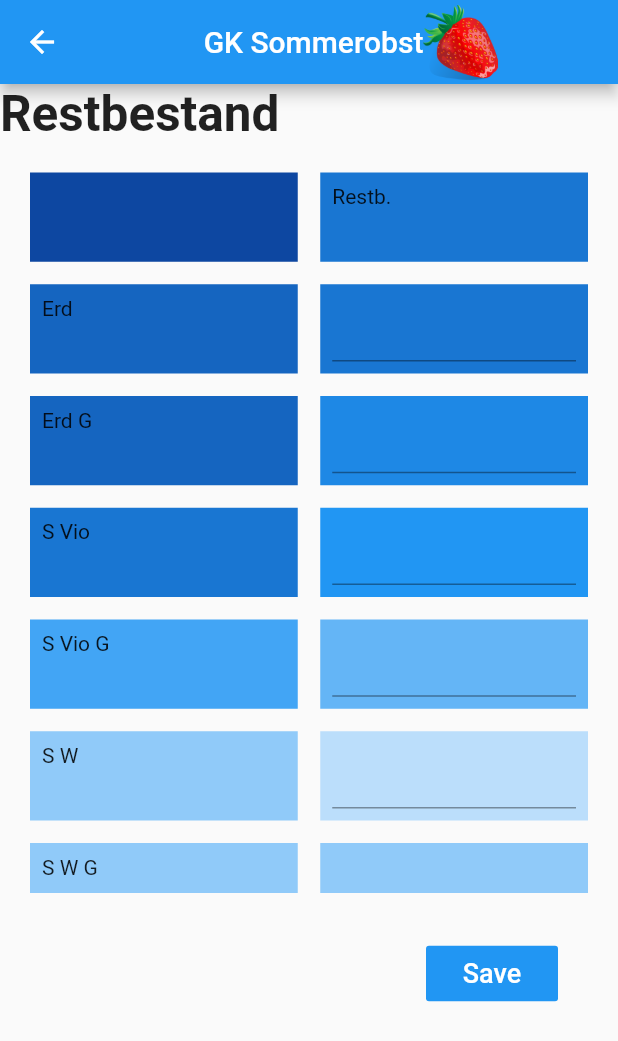
After one commit to Darjusch/SommerObstApp, a Flutter app: the StoreListScreen screen opened directly, after a tap on "Restbestand", on a phone screen of 412 x 824 dp. The commit adds this screen. Shown: the top 1041 px of the screen. Run offline on Flutter 3.47's test engine with Material 2 defaults, Android fonts, the phone set to English and light mode, and no system bars; our stand-ins replace image_picker.

Commit message:
remaining stock screen

```diff
--- /dev/null
+++ b/lib/screens/remaining_stock_screen.dart
@@ -0,0 +1,206 @@
+import 'package:flutter/material.dart';
+import '../widgets/app_bar_row.dart';
+
+class RemainingStockScreen extends StatefulWidget {
+  @override
+  _RemainingStockScreenState createState() => _RemainingStockScreenState();
+}
+
+class _RemainingStockScreenState extends State<RemainingStockScreen> {
+  Map remainingStockData = {};
+
+  void fillRemainingStockWithData() {
+    setState(() {
+      remainingStockData = {
+        'Restbestand': {
+          'erdbeeren': erdbeerenRestbestand.text,
+          'erdbeerenGestern': erdbeerenGesternRestbestand.text,
+          'spargelVio': spargelVioRestbestand.text,
+          'spargelGesternVio': spargelGesternVioRestbestand.text,
+          'spargelWeiss': spargelWeissRestbestand.text,
+          'spargelGesternWeiss': spargelGesternWeissRestbestand.text,
+          'kirschen690': kirschen690Restbestand.text,
+          'kirschen790': kirschen790Restbestand.text,
+          'kirschne890': kirschen890Restbestand.text,
+          'kirschen1090': kirschen1090Restbestand.text,
+        }
+      };
+    });
+    print(remainingStockData);
+  }
+
+  var erdbeerenRestbestand = TextEditingController();
+  var erdbeerenGesternRestbestand = TextEditingController();
+  var spargelVioRestbestand = TextEditingController();
+  var spargelGesternVioRestbestand = TextEditingController();
+  var spargelWeissRestbestand = TextEditingController();
+  var spargelGesternWeissRestbestand = TextEditingController();
+  var kirschen690Restbestand = TextEditingController();
+  var kirschen790Restbestand = TextEditingController();
+  var kirschen890Restbestand = TextEditingController();
+  var kirschen1090Restbestand = TextEditingController();
+
+  @override
+  Widget build(BuildContext context) {
+    return Scaffold(
+      appBar: AppBar(
+        title: AppBarRow(),
+      ),
+      body: Column(
+        children: <Widget>[
+          Row(
+            children: <Widget>[
+              Text(
+                'Restbestand',
+                style: TextStyle(fontSize: 33, fontWeight: FontWeight.bold),
+              ),
+            ],
+          ),
+          Container(
+            height: 500,
+            width: double.infinity,
+            child: GridView.count(
+              padding: const EdgeInsets.all(20),
+              crossAxisSpacing: 15,
+              mainAxisSpacing: 15,
+              crossAxisCount: 2,
+              childAspectRatio: 3 / 1,
+              children: <Widget>[
+                Container(
+                  padding: const EdgeInsets.all(8),
+                  child: Text(''),
+                  color: Colors.blue[900],
+                ),
+                Container(
+                  padding: const EdgeInsets.all(8),
+                  child: Text('Restb.'),
+                  color: Colors.blue[700],
+                ),
+                Container(
+                  padding: const EdgeInsets.all(8),
+                  child: Text('Erd'),
+                  color: Colors.blue[800],
+                ),
+                Container(
+                  padding: const EdgeInsets.all(8),
+                  child: TextField(controller: erdbeerenRestbestand),
+                  color: Colors.blue[700],
+                ),
+                Container(
+                  padding: const EdgeInsets.all(8),
+                  child: Text('Erd G'),
+                  color: Colors.blue[800],
+                ),
+                Container(
+                  padding: const EdgeInsets.all(8),
+                  child: TextField(controller: erdbeerenGesternRestbestand),
+                  color: Colors.blue[600],
+                ),
+                Container(
+                  padding: const EdgeInsets.all(8),
+                  child: Text('S Vio'),
+                  color: Colors.blue[700],
+                ),
+                Container(
+                  padding: const EdgeInsets.all(8),
+                  child: TextField(controller: spargelVioRestbestand),
+                  color: Colors.blue[500],
+                ),
+                Container(
+                  padding: const EdgeInsets.all(8),
+                  child: Text('S Vio G'),
+                  color: Colors.blue[400],
+                ),
+                Container(
+                  padding: const EdgeInsets.all(8),
+                  child: TextField(controller: spargelGesternVioRestbestand),
+                  color: Colors.blue[300],
+                ),
+                Container(
+                  padding: const EdgeInsets.all(8),
+                  child: Text('S W'),
+                  color: Colors.blue[200],
+                ),
+                Container(
+                  padding: const EdgeInsets.all(8),
+                  child: TextField(controller: spargelWeissRestbestand),
+                  color: Colors.blue[100],
+                ),
+                Container(
+                  padding: const EdgeInsets.all(8),
+                  child: Text('S W G'),
+                  color: Colors.blue[200],
+                ),
+                Container(
+                  padding: const EdgeInsets.all(8),
+                  child: TextField(controller: spargelGesternWeissRestbestand),
+                  color: Colors.blue[200],
+                ),
+                Container(
+                  padding: const EdgeInsets.all(8),
+                  child: Text('K 690'),
+                  color: Colors.blue[300],
+                ),
+                Container(
+                  padding: const EdgeInsets.all(8),
+                  child: TextField(controller: kirschen690Restbestand),
+                  color: Colors.blue[400],
+                ),
+                Container(
+                  padding: const EdgeInsets.all(8),
+                  child: Text('K 790'),
+                  color: Colors.blue[500],
+                ),
+                Container(
+                  padding: const EdgeInsets.all(8),
+                  child: TextField(controller: kirschen790Restbestand),
+                  color: Colors.blue[600],
+                ),
+                Container(
+                  padding: const EdgeInsets.all(8),
+                  child: Text('K 890'),
+                  color: Colors.blue[700],
+                ),
+                Container(
+                  padding: const EdgeInsets.all(8),
+                  child: TextField(controller: kirschen890Restbestand),
+                  color: Colors.blue[800],
+                ),
+                Container(
+                  padding: const EdgeInsets.all(8),
+                  child: Text('K 1090'),
+                  color: Colors.blue[600],
+                ),
+                Container(
+                  padding: const EdgeInsets.all(8),
+                  child: TextField(controller: kirschen1090Restbestand),
+                  color: Colors.blue[500],
+                ),
+              ],
+            ),
+          ),
+          Row(
+            mainAxisAlignment: MainAxisAlignment.end,
+            children: <Widget>[
+              Container(
+                padding: EdgeInsets.only(top: 30, right: 40),
+                child: FlatButton(
+                  color: Colors.blue,
+                  textColor: Colors.white,
+                  padding: EdgeInsets.all(8.0),
+                  onPressed: () => {
+                    fillRemainingStockWithData(),
+                  },
+                  child: Text(
+                    'Save',
+                    style: TextStyle(fontSize: 18),
+                  ),
+                ),
+              ),
+            ],
+          )
+        ],
+      ),
+    );
+  }
+}
--- a/lib/screens/store_list_screen.dart
+++ b/lib/screens/store_list_screen.dart
@@ -4,6 +4,7 @@ import '../widgets/stand_creation.dart';
 import 'selected_store_list_screen.dart';
 import '../widgets/date.dart';
 import 'stock_input_screen.dart';
+import 'remaining_stock_screen.dart';
 
 class StoreListScreen extends StatefulWidget {
   @override
@@ -68,6 +69,33 @@ class _StoreListScreenState extends State<StoreListScreen> {
                       });
                 }),
           ),
+          Container(
+              child: InkWell(
+            onTap: () => {
+              Navigator.push(
+                  context,
+                  MaterialPageRoute(
+                      builder: (context) => RemainingStockScreen()))
+            },
+            child: Container(
+              width: double.infinity,
+              margin: const EdgeInsets.only(
+                top: 5,
+                bottom: 5,
+              ),
+              padding: const EdgeInsets.all(3.0),
+              color: Colors.blue,
+              child: Text(
+                'Restbestand',
+                textAlign: TextAlign.center,
+                style: TextStyle(
+                  color: Colors.white,
+                  fontSize: 23,
+                  fontWeight: FontWeight.bold,
+                ),
+              ),
+            ),
+          )) // RemainingStockScreen()
         ],
       ),
       floatingActionButton: FloatingActionButton(
```
Also changed, not shown: 1 other file.
